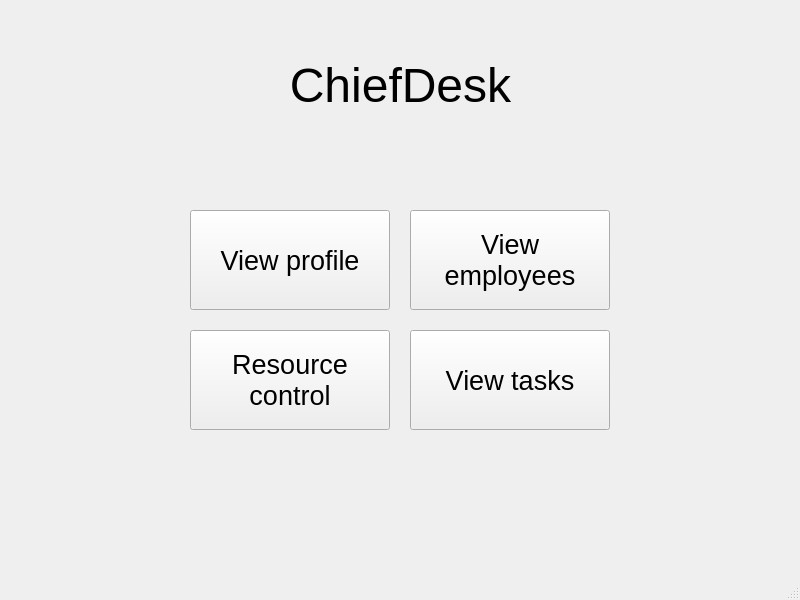
Qt form Sem_2/Labs/automated_workstation/ChiefDesk/chiefdesk.ui (Meidori/PSTU_Labs_2023) before a commit.
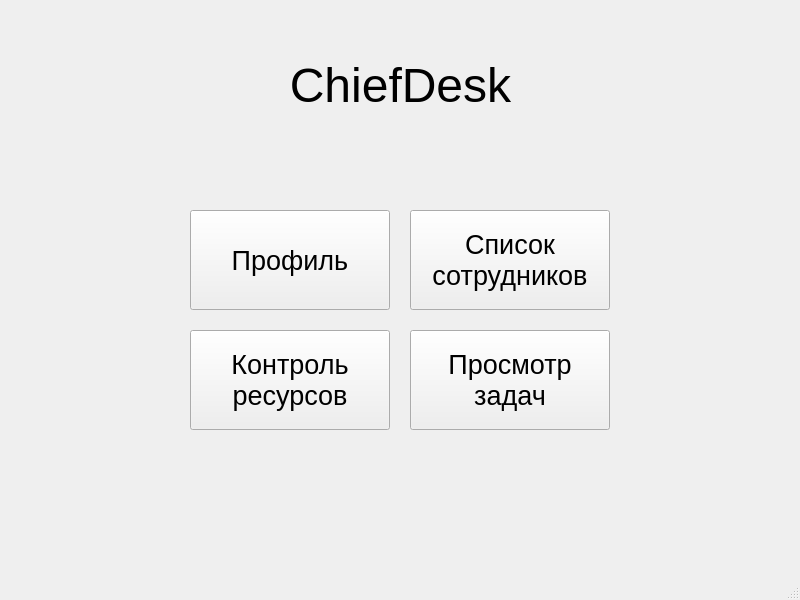
The same form after that commit.

```diff
--- a/Sem_2/Labs/automated_workstation/ChiefDesk/chiefdesk.ui
+++ b/Sem_2/Labs/automated_workstation/ChiefDesk/chiefdesk.ui
@@ -50,7 +50,7 @@
      </font>
     </property>
     <property name="text">
-     <string>View profile</string>
+     <string>Профиль</string>
     </property>
    </widget>
    <widget class="QPushButton" name="viewEmployeesBtn">
@@ -68,8 +68,8 @@
      </font>
     </property>
     <property name="text">
-     <string>View
-employees</string>
+     <string>Список
+сотрудников</string>
     </property>
    </widget>
    <widget class="QPushButton" name="viewTasksBtn">
@@ -87,7 +87,8 @@
      </font>
     </property>
     <property name="text">
-     <string>View tasks</string>
+     <string>Просмотр
+задач</string>
     </property>
    </widget>
    <widget class="QPushButton" name="resControlBtn">
@@ -105,8 +106,8 @@
      </font>
     </property>
     <property name="text">
-     <string>Resource
-control</string>
+     <string>Контроль
+ресурсов</string>
     </property>
    </widget>
   </widget>
```
